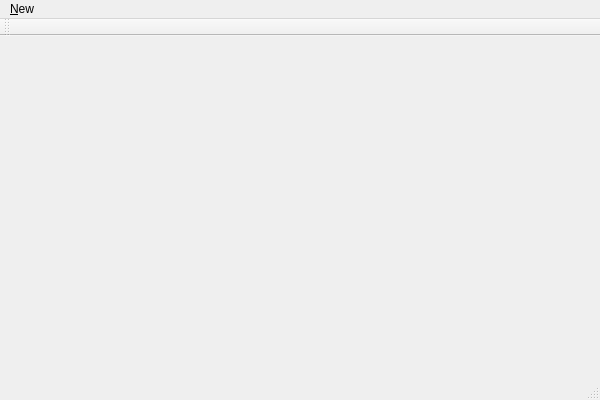
First picture: the form in mainwindow.ui, repository rcetin/pipo, before the edit.
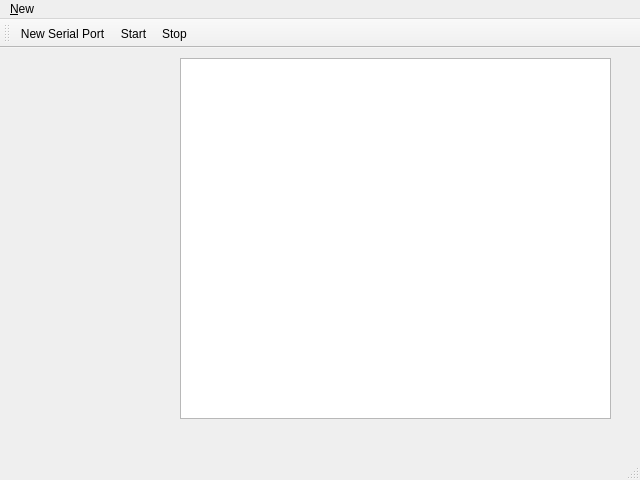
Second picture: the form after the edit. Icons and pictures are not drawn.

Commit message: text browser is added with resizing support

Diff of the .ui file:
```diff
--- a/mainwindow.ui
+++ b/mainwindow.ui
@@ -6,20 +6,41 @@
    <rect>
     <x>0</x>
     <y>0</y>
-    <width>600</width>
-    <height>400</height>
+    <width>640</width>
+    <height>480</height>
    </rect>
   </property>
   <property name="windowTitle">
    <string>Serial-Port-App</string>
   </property>
-  <widget class="QWidget" name="centralWidget"/>
+  <property name="windowIcon">
+   <iconset resource="resources.qrc">
+    <normaloff>:/rec/img/pipo_icon.png</normaloff>:/rec/img/pipo_icon.png</iconset>
+  </property>
+  <widget class="QWidget" name="centralWidget">
+   <widget class="QTextBrowser" name="textBrowser">
+    <property name="geometry">
+     <rect>
+      <x>180</x>
+      <y>10</y>
+      <width>431</width>
+      <height>361</height>
+     </rect>
+    </property>
+    <property name="sizePolicy">
+     <sizepolicy hsizetype="Fixed" vsizetype="Fixed">
+      <horstretch>0</horstretch>
+      <verstretch>0</verstretch>
+     </sizepolicy>
+    </property>
+   </widget>
+  </widget>
   <widget class="QMenuBar" name="menuBar">
    <property name="geometry">
     <rect>
      <x>0</x>
      <y>0</y>
-     <width>600</width>
+     <width>640</width>
      <height>20</height>
     </rect>
    </property>
@@ -58,11 +79,50 @@
    <attribute name="toolBarBreak">
     <bool>false</bool>
    </attribute>
+   <addaction name="actionSerial_Port"/>
+   <addaction name="actionStart"/>
+   <addaction name="actionStop"/>
   </widget>
   <widget class="QStatusBar" name="statusBar"/>
   <action name="actionSerial_Port">
    <property name="text">
-    <string>&amp;Serial Port</string>
+    <string>New Serial Port</string>
+   </property>
+   <property name="toolTip">
+    <string>Configure New Serial Port</string>
+   </property>
+  </action>
+  <action name="actionQuit">
+   <property name="icon">
+    <iconset resource="resources.qrc">
+     <normaloff>:/rec/img/quit.png</normaloff>:/rec/img/quit.png</iconset>
+   </property>
+   <property name="text">
+    <string>Quit</string>
+   </property>
+  </action>
+  <action name="actionStart">
+   <property name="icon">
+    <iconset resource="resources.qrc">
+     <normaloff>:/rec/img/play_but.svg</normaloff>:/rec/img/play_but.svg</iconset>
+   </property>
+   <property name="text">
+    <string>Start</string>
+   </property>
+   <property name="toolTip">
+    <string>Start</string>
+   </property>
+  </action>
+  <action name="actionStop">
+   <property name="icon">
+    <iconset resource="resources.qrc">
+     <normaloff>:/rec/img/stop_but.png</normaloff>:/rec/img/stop_but.png</iconset>
+   </property>
+   <property name="text">
+    <string>Stop</string>
+   </property>
+   <property name="toolTip">
+    <string>Stop</string>
    </property>
   </action>
  </widget>
```
Left out of the diff: 15 changed lines with no effect on the pictures. The commit also changes 9 other files.
